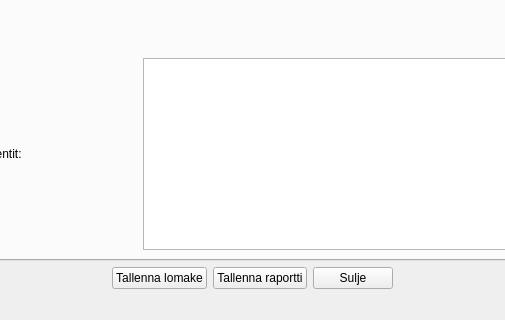
Old version of the form tabbed_design.ui in the repository jjnurminen/liikelaaj; both pictures show x 174 to 679 and y 660 to 980 of the 852 by 980 pixel window.
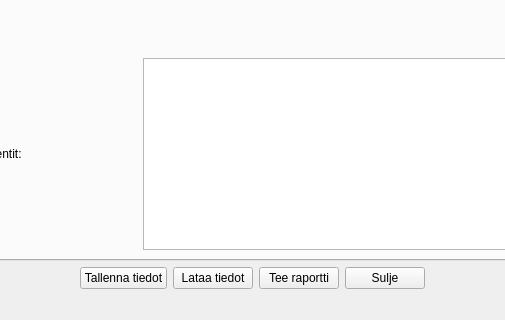
New version of the form. The open tabs and pages were chosen to show the change.

Commit message: save & load buttons

Diff of the .ui file:
```diff
--- a/tabbed_design.ui
+++ b/tabbed_design.ui
@@ -10574,14 +10574,21 @@
       <item>
        <widget class="QPushButton" name="btnForm">
         <property name="text">
-         <string>Tallenna lomake</string>
+         <string>Tallenna tiedot</string>
+        </property>
+       </widget>
+      </item>
+      <item>
+       <widget class="QPushButton" name="btnLoad">
+        <property name="text">
+         <string>Lataa tiedot</string>
         </property>
        </widget>
       </item>
       <item>
        <widget class="QPushButton" name="btnReport">
         <property name="text">
-         <string>Tallenna raportti</string>
+         <string>Tee raportti</string>
         </property>
        </widget>
       </item>
```
Left out of the diff: 6 changed lines with no effect on the pictures.
